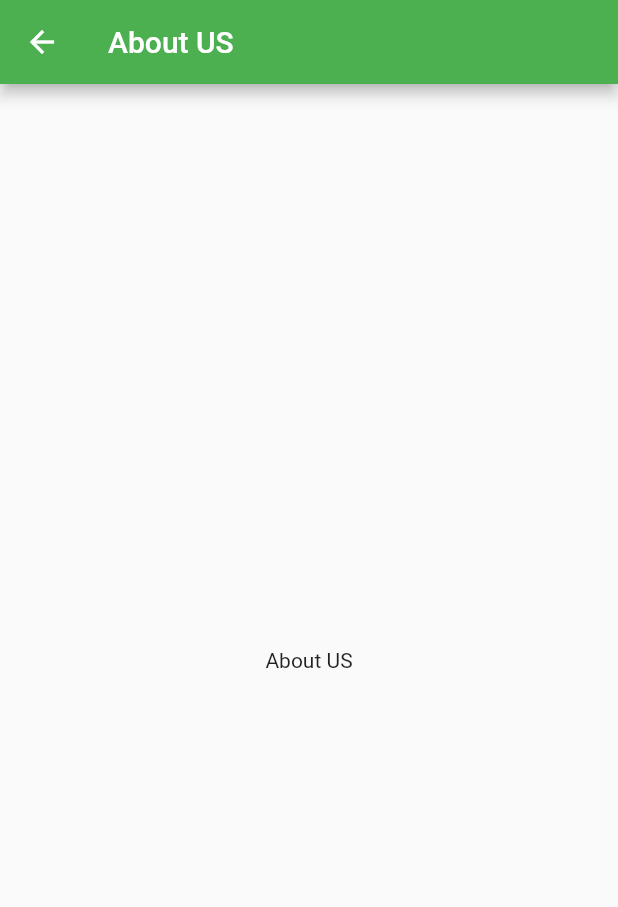
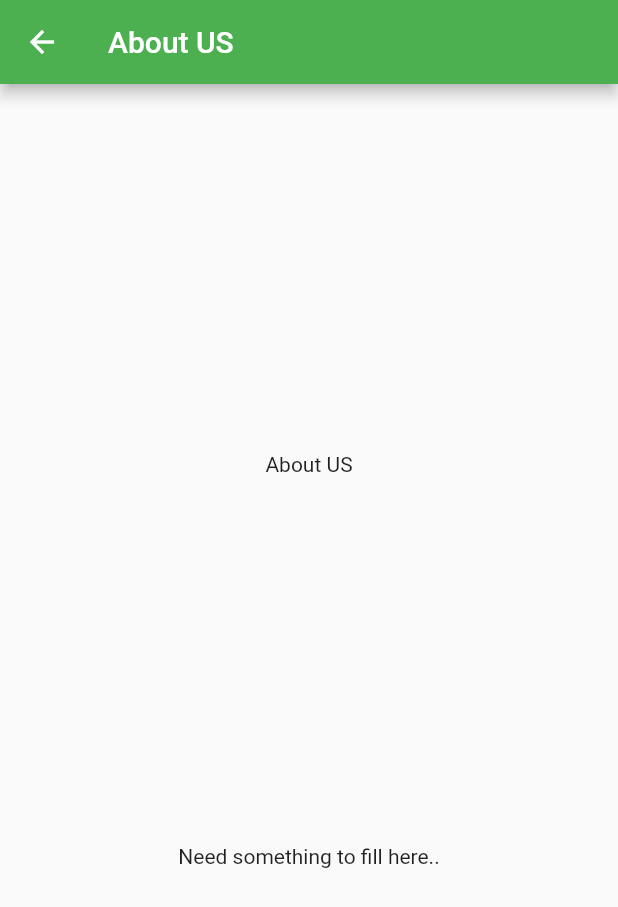
Before and after one commit to GokulDas027/Plant-Identifier, a Flutter app: the AboutUs screen opened directly, on a phone screen of 412 x 824 dp. Shown: the top 907 px of the screen. Run offline on Flutter 3.47's test engine with Material 2 defaults, Android fonts, the phone set to English and light mode, and no system bars; our stand-ins replace camera; missing offline and left inert: tflite.

Commit message:
info messages placed

```diff
--- a/lib/screen/about_us.dart
+++ b/lib/screen/about_us.dart
@@ -8,7 +8,13 @@ class AboutUs extends StatelessWidget {
         title: Text("About US"),
       ),
       body: Center(
-        child: Text("About US"),
+        child: Column(
+          mainAxisAlignment: MainAxisAlignment.spaceEvenly,
+          children: <Widget>[
+            Text("About US"),
+            Text("Need something to fill here.."),
+          ],
+        ),
       ),
     );
   }
```
Also changed, not shown: lib/screen/identifier.dart (+11 -0 lines), lib/utilities/boundingbox.dart (+13 -1 lines).
